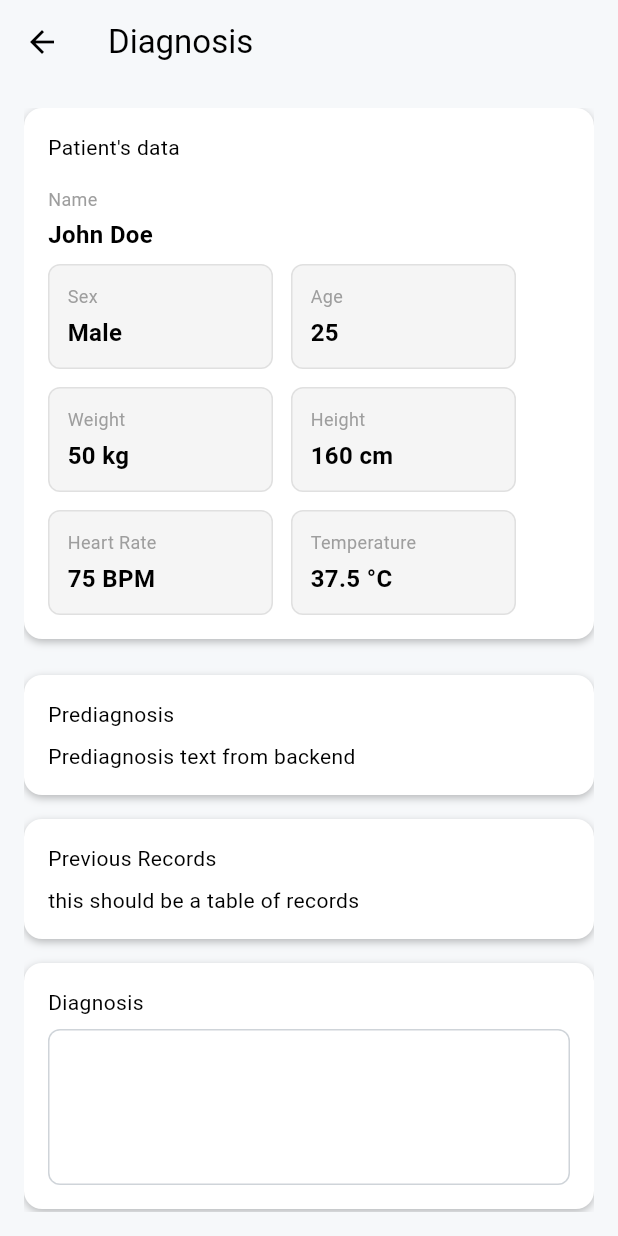
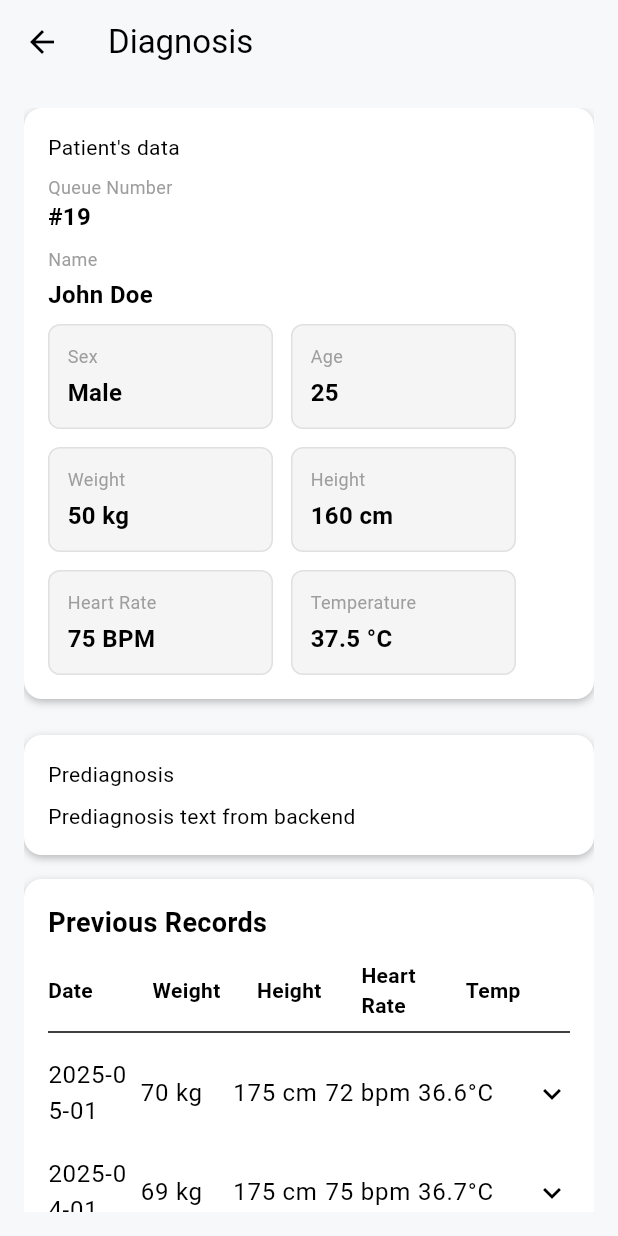
Before and after one commit to TrianaAI/triana-web, a Flutter app: the DoctorDiagnosisView screen opened by its route, on a phone screen of 412 x 824 dp. Run offline on Flutter 3.47's test engine with Material 3 defaults, Android fonts, the light colour scheme and no system bars; our stand-ins replace bloc, equatable, flutter_bloc, flutter_modular, lottie; missing offline and left inert: mqtt5_client.

Commit message:
add history records

```diff
--- a/lib/features/doctor/views/diagnosis.dart
+++ b/lib/features/doctor/views/diagnosis.dart
@@ -11,6 +11,23 @@ class _DoctorDiagnosisViewState extends State<DoctorDiagnosisView> {
   final TextEditingController _prediagnosisController = TextEditingController();
 
   int queueNumber = 19;
+
+  final List<Map<String, String>> records = [
+    {
+      'date': '2025-05-01',
+      'weight': '70 kg',
+      'height': '175 cm',
+      'heartRate': '72 bpm',
+      'temperature': '36.6°C',
+    },
+    {
+      'date': '2025-04-01',
+      'weight': '69 kg',
+      'height': '175 cm',
+      'heartRate': '75 bpm',
+      'temperature': '36.7°C',
+    },
+  ];
 
   void _finishAppointment() {
     // Add logic here if needed
@@ -46,7 +63,21 @@ class _DoctorDiagnosisViewState extends State<DoctorDiagnosisView> {
                     crossAxisAlignment: CrossAxisAlignment.start,
                     children: [
                       const Text("Patient's data"),
-                      const SizedBox(height: 16),
+
+                      const SizedBox(height: 8),
+                      const Text(
+                        "Queue Number",
+                        style: TextStyle(color: Colors.grey, fontSize: 12),
+                      ),
+                      Text(
+                        "#$queueNumber",
+                        style: const TextStyle(
+                          fontSize: 16,
+                          fontWeight: FontWeight.w600,
+                        ),
+                      ),
+
+                      const SizedBox(height: 8),
                       Text(
                         "Name",
                         style: const TextStyle(
@@ -123,9 +154,76 @@ class _DoctorDiagnosisViewState extends State<DoctorDiagnosisView> {
                   child: Column(
                     crossAxisAlignment: CrossAxisAlignment.start,
                     children: [
-                      const Text("Previous Records"),
-                      const SizedBox(height: 8),
-                      Text("this should be a table of records"),
+                      const Text(
+                        "Previous Records",
+                        style: TextStyle(
+                          fontSize: 18,
+                          fontWeight: FontWeight.bold,
+                        ),
+                      ),
+                      const SizedBox(height: 12),
+                      Row(
+                        mainAxisAlignment: MainAxisAlignment.spaceBetween,
+                        children: const [
+                          Expanded(
+                            child: Text(
+                              "Date",
+                              style: TextStyle(fontWeight: FontWeight.bold),
+                            ),
+                          ),
+                          Expanded(
+                            child: Text(
+                              "Weight",
+                              style: TextStyle(fontWeight: FontWeight.bold),
+                            ),
+                          ),
+                          Expanded(
+                            child: Text(
+                              "Height",
+                              style: TextStyle(fontWeight: FontWeight.bold),
+                            ),
+                          ),
+                          Expanded(
+                            child: Text(
+                              "Heart Rate",
+                              style: TextStyle(fontWeight: FontWeight.bold),
+                            ),
+                          ),
+                          Expanded(
+                            child: Text(
+                              "Temp",
+                              style: TextStyle(fontWeight: FontWeight.bold),
+                            ),
+                          ),
+                        ],
+                      ),
+                      const Divider(thickness: 1),
+                      ...records.map((record) {
+                        return ExpansionTile(
+                          tilePadding: EdgeInsets.zero,
+                          title: Row(
+                            mainAxisAlignment: MainAxisAlignment.spaceBetween,
+                            children: [
+                              Expanded(child: Text(record['date'] ?? '')),
+                              Expanded(child: Text(record['weight'] ?? '')),
+                              Expanded(child: Text(record['height'] ?? '')),
+                              Expanded(child: Text(record['heartRate'] ?? '')),
+                              Expanded(
+                                child: Text(record['temperature'] ?? ''),
+                              ),
+                            ],
+                          ),
+                          children: [
+                            Padding(
+                              padding: const EdgeInsets.symmetric(
+                                horizontal: 16.0,
+                                vertical: 8.0,
+                              ),
+                              child: Text("Additional details can go here..."),
+                            ),
+                          ],
+                        );
+                      }),
                     ],
                   ),
                 ),
--- a/lib/features/splash.dart
+++ b/lib/features/splash.dart
@@ -42,7 +42,7 @@ class _SplashScreenState extends State<SplashScreen>
             alignment: Alignment.center,
             children: [
               Lottie.asset(
-                '../../assets/triana-splash-1.json',
+                '../../assets/triana-splash.json',
                 fit: BoxFit.cover,
                 controller: _controller,
                 onLoaded: (composition) {
```
